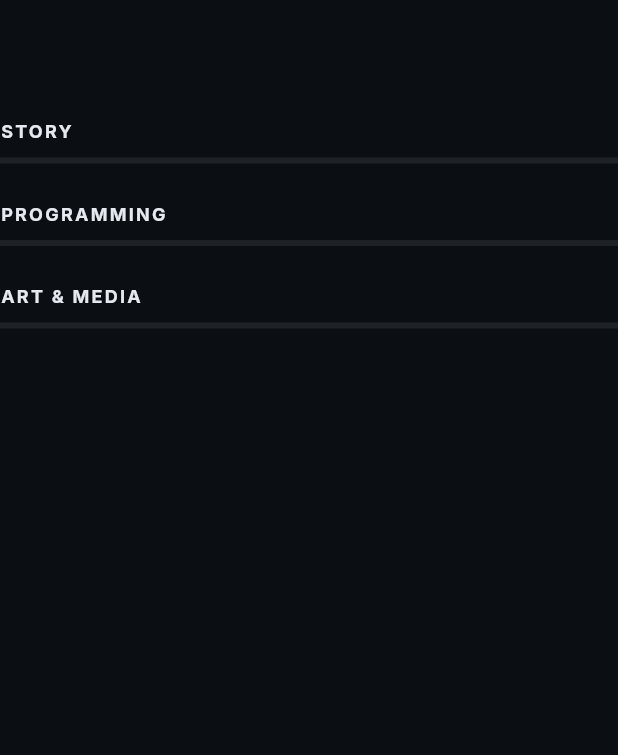
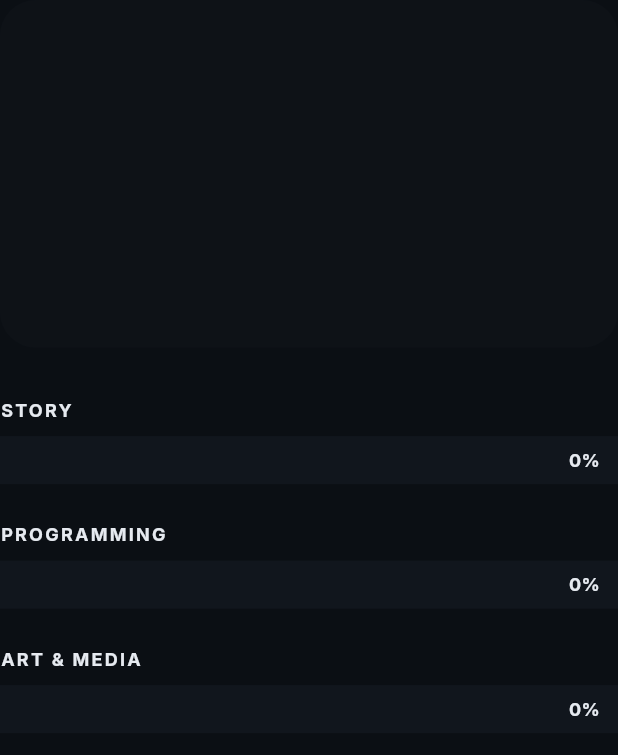
Before and after one commit to kirasimon565/blackmoon_web, a Flutter app: the EpisodeCardWithRebecca widget shown alone on an empty page, opened directly with empty values, on a phone screen of 412 x 824 dp. Shown: the top 755 px of the screen. Run offline on Flutter 3.47's test engine with Material 3 defaults, Android fonts, the phone set to English and light mode, and no system bars; our stand-ins replace go_router; network calls fail.

Commit message:
Refactor global layout to be cinematic and image-first.
- Implement full-bleed persistent background layer in MainScaffold.
- Update all screens to use CustomScrollView with sliver architecture.
- Remove safe/boxed UI elements, maximum widths, and standard cards.
- Implement aggressive responsive typography for Hero sections (centered).
- Left-align all content below Hero sections.
- Refactor progress bars to 32px height with inline labels.
- Style game and episode items as full-width image posters with centered text.
- Fix missing navigation logic on Dreadmoor GameCard.

Co-authored-by: natalieparker345 <218137784+natalieparker345@users.noreply.github.com>

```diff
--- a/lib/features/tracker/widgets/episode_card_with_rebecca.dart
+++ b/lib/features/tracker/widgets/episode_card_with_rebecca.dart
@@ -14,16 +14,42 @@ class EpisodeCardWithRebecca extends StatelessWidget {
   @override
   Widget build(BuildContext context) {
     return Padding(
-      padding: const EdgeInsets.only(bottom: 64), // Large spacing between items
+      padding: const EdgeInsets.only(bottom: 48),
       child: Column(
         crossAxisAlignment: CrossAxisAlignment.start,
         children: [
-          Text(
-            episode.title.toUpperCase(),
-            style: AppTextStyles.h1.copyWith(
-              fontSize: 36, // Reduced
-              fontWeight: FontWeight.w900,
-              letterSpacing: -1,
+          // Poster-style title header
+          ClipRRect(
+            borderRadius: BorderRadius.circular(24),
+            child: AspectRatio(
+              aspectRatio: 16 / 9,
+              child: Stack(
+                children: [
+                  Positioned.fill(
+                    child: Container(
+                      color: const Color(0xFF11161D), // Dark surface
+                    ),
+                  ),
+                  Positioned.fill(
+                    child: Container(
+                      color: Colors.black.withAlpha(50), // Very light black overlay
+                    ),
+                  ),
+                  Center(
+                    child: Text(
+                      episode.title.toUpperCase(),
+                      textAlign: TextAlign.center,
+                      style: AppTextStyles.h1.copyWith(
+                        fontSize: MediaQuery.of(context).size.width * 0.08 > 48.0
+                            ? 48.0
+                            : (MediaQuery.of(context).size.width * 0.08 < 24.0 ? 24.0 : MediaQuery.of(context).size.width * 0.08),
+                        fontWeight: FontWeight.w900,
+                        letterSpacing: -1,
+                      ),
+                    ),
+                  ),
+                ],
+              ),
             ),
           ),
           const SizedBox(height: 32),
--- a/lib/features/tracker/widgets/progress_bar.dart
+++ b/lib/features/tracker/widgets/progress_bar.dart
@@ -28,19 +28,34 @@ class ProgressBar extends StatelessWidget {
         ),
         const SizedBox(height: 8),
         SizedBox(
-          height: 4, // Extremely thin bar
+          height: 32, // Full bar height
           child: Stack(
             children: [
               // Background bar
               Container(
                 width: double.infinity,
-                color: Colors.white.withAlpha(20),
+                color: AppColors.backgroundSecondary, // dark background
               ),
               // Progress fill
               FractionallySizedBox(
                 widthFactor: percentage / 100.0,
                 child: Container(
-                  color: Colors.white,
+                  color: AppColors.accent, // Accent color fill
+                ),
+              ),
+              // Percentage text aligned right inside the bar
+              Align(
+                alignment: Alignment.centerRight,
+                child: Padding(
+                  padding: const EdgeInsets.only(right: 12.0),
+                  child: Text(
+                    '$percentage%',
+                    style: const TextStyle(
+                      color: AppColors.textPrimary,
+                      fontWeight: FontWeight.bold,
+                      fontSize: 12,
+                    ),
+                  ),
                 ),
               ),
             ],
```
Also changed, not shown: lib/features/contact/contact_page.dart (+38 -19 lines), lib/features/dreadmoor/dreadmoor_screen.dart (+13 -10 lines), lib/features/home/home_screen_new.dart (+25 -16 lines), lib/features/tracker/tracker_page.dart (+15 -13 lines), lib/shared/layout/main_scaffold.dart (+15 -0 lines), lib/shared/widgets/shared_sliver_app_bar.dart (+4 -47 lines).
